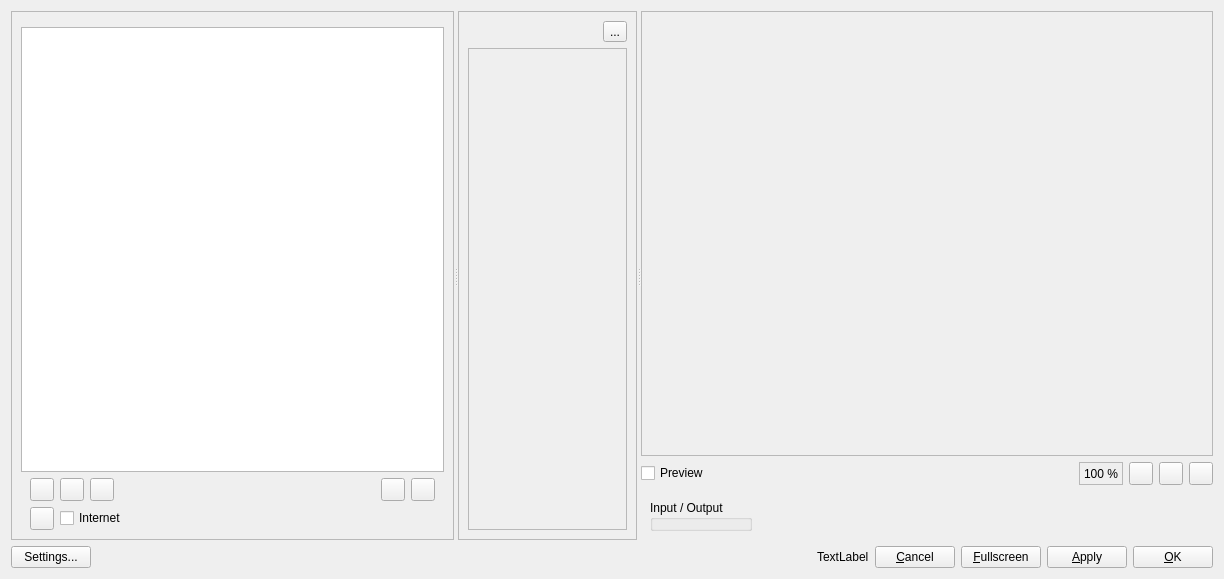
First picture: the form in ui/mainwindow.ui, repository c-koi/gmic-qt, before the edit.
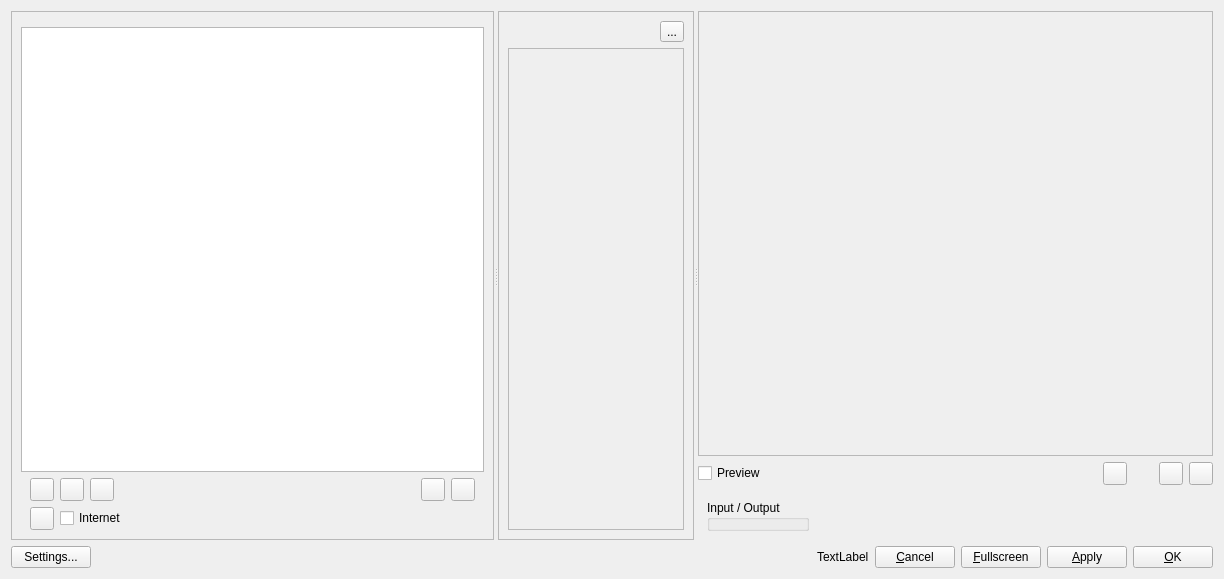
Second picture: the form after the edit. Icons and pictures are not drawn. Custom widgets are drawn as their Qt base class.

Commit message: Remove old version of the zoom level display

Patch:
```diff
--- a/ui/mainwindow.ui
+++ b/ui/mainwindow.ui
@@ -243,7 +243,7 @@
            <rect>
             <x>0</x>
             <y>0</y>
-            <width>145</width>
+            <width>169</width>
             <height>474</height>
            </rect>
           </property>
@@ -353,59 +353,6 @@
            </property>
           </widget>
          </item>
-         <item>
-          <widget class="ZoomLevelSelector" name="zoomLevelSelector" native="true">
-           <property name="minimumSize">
-            <size>
-             <width>20</width>
-             <height>0</height>
-            </size>
-           </property>
-          </widget>
-         </item>
-         <item>
-          <widget class="QFrame" name="frame_zoom_level">
-           <property name="minimumSize">
-            <size>
-             <width>30</width>
-             <height>0</height>
-            </size>
-           </property>
-           <property name="frameShape">
-            <enum>QFrame::StyledPanel</enum>
-           </property>
-           <property name="frameShadow">
-            <enum>QFrame::Raised</enum>
-           </property>
-           <layout class="QHBoxLayout" name="horizontalLayout_3">
-            <property name="spacing">
-             <number>1</number>
-            </property>
-            <property name="leftMargin">
-             <number>4</number>
-            </property>
-            <property name="topMargin">
-             <number>1</number>
-            </property>
-            <property name="rightMargin">
-             <number>4</number>
-            </property>
-            <property name="bottomMargin">
-             <number>1</number>
-            </property>
-            <item>
-             <widget class="QLabel" name="labelZoomLevel">
-              <property name="text">
-               <string>100 %</string>
-              </property>
-              <property name="alignment">
-               <set>Qt::AlignRight|Qt::AlignTrailing|Qt::AlignVCenter</set>
-              </property>
-             </widget>
-            </item>
-           </layout>
-          </widget>
-         </item>
          <item>
           <widget class="QToolButton" name="tbZoomOut">
            <property name="sizePolicy">
@@ -419,6 +366,16 @@
            </property>
           </widget>
          </item>
+         <item>
+          <widget class="ZoomLevelSelector" name="zoomLevelSelector" native="true">
+           <property name="minimumSize">
+            <size>
+             <width>20</width>
+             <height>0</height>
+            </size>
+           </property>
+          </widget>
+         </item>
          <item>
           <widget class="QToolButton" name="tbZoomIn">
            <property name="sizePolicy">
```
The commit also changes 3 other files.
